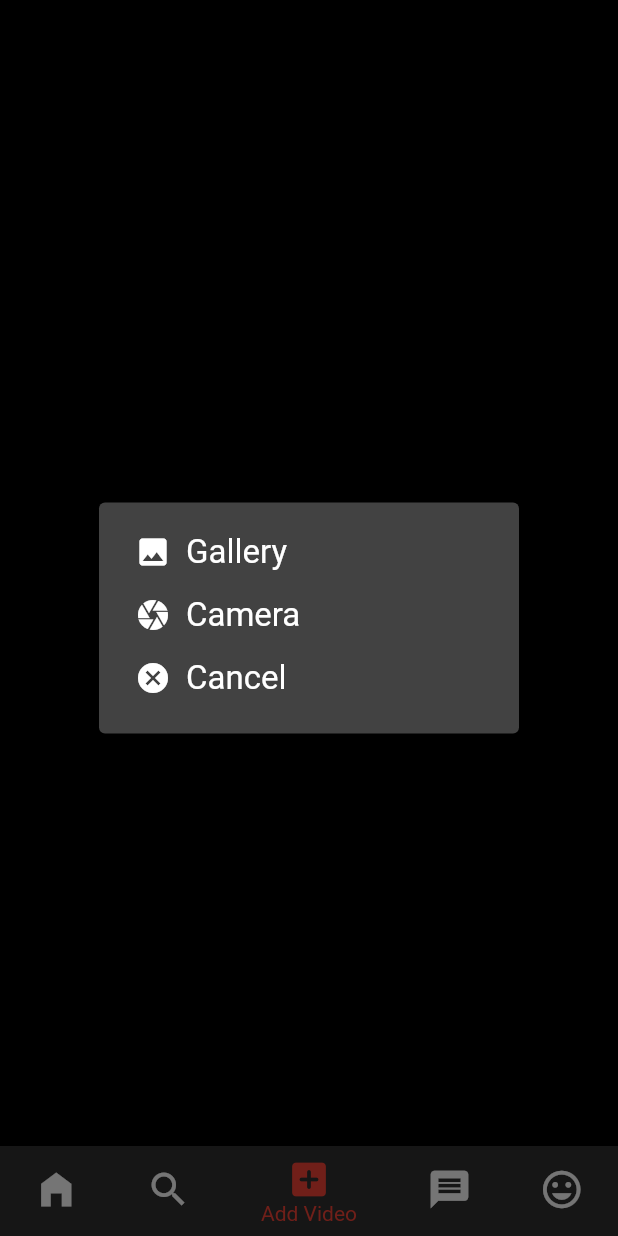
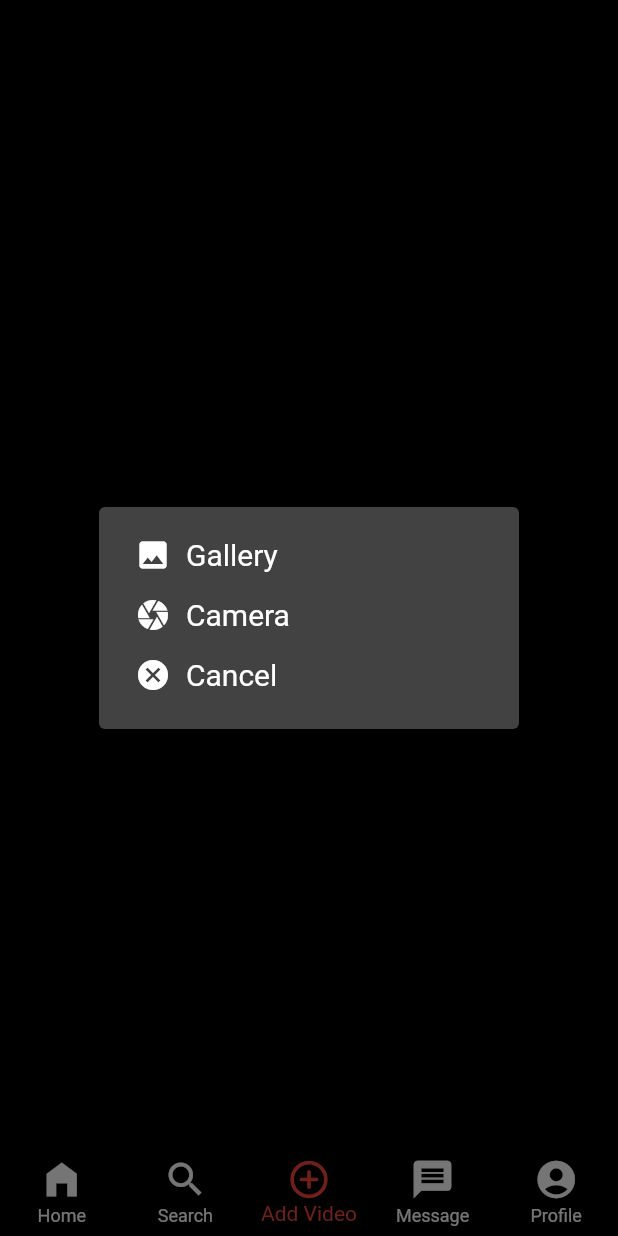
Before and after one commit to AQUIB-ZAMAN/shorts_flutter, a Flutter app: the screen it shows once a user with an empty profile is signed in, item 3 of the bottom bar chosen, after a tap on "Add Video.", on a phone screen of 412 x 824 dp. Run offline on Flutter 3.47's test engine with Material 2 defaults, Android fonts, the phone set to English and light mode, and no system bars; our stand-ins replace cloud_firestore, firebase_auth, firebase_core, firebase_storage, get, image_picker and 2 more; missing offline and left inert: dart:ffi; accounts and stored records are empty.

Commit message:
added feature for the user to select a video and review it before posting

```diff
--- a/lib/views/screens/add_video_screen.dart
+++ b/lib/views/screens/add_video_screen.dart
@@ -34,7 +34,7 @@ class AddVideoScreen extends StatelessWidget {
                     Text(
                       'Gallery',
                       style:
-                          TextStyle(fontSize: 22, fontWeight: FontWeight.w400),
+                          TextStyle(fontSize: 20, fontWeight: FontWeight.w400),
                     ),
                   ],
                 ),
@@ -50,7 +50,7 @@ class AddVideoScreen extends StatelessWidget {
                     Text(
                       'Camera',
                       style:
-                          TextStyle(fontSize: 22, fontWeight: FontWeight.w400),
+                          TextStyle(fontSize: 20, fontWeight: FontWeight.w400),
                     ),
                   ],
                 ),
@@ -66,7 +66,7 @@ class AddVideoScreen extends StatelessWidget {
                     Text(
                       'Cancel',
                       style:
-                          TextStyle(fontSize: 22, fontWeight: FontWeight.w400),
+                          TextStyle(fontSize: 20, fontWeight: FontWeight.w400),
                     ),
                   ],
                 ),
@@ -94,7 +94,7 @@ class AddVideoScreen extends StatelessWidget {
             ),
             decoration: BoxDecoration(
               color: Colors.red,
-              borderRadius: BorderRadius.circular(10),
+              borderRadius: BorderRadius.circular(5),
             ),
           ),
           onTap: () => showDialogOption(context),
--- a/lib/views/screens/home_screen.dart
+++ b/lib/views/screens/home_screen.dart
@@ -23,7 +23,8 @@ class _HomeScreenState extends State<HomeScreen> {
     return Scaffold(
       body: pages[pageIndex],
       bottomNavigationBar: BottomNavigationBar(
-        backgroundColor: backgroundColor,
+        type: BottomNavigationBarType.fixed,
+        backgroundColor: Colors.transparent,
         currentIndex: pageIndex,
         onTap: (index) {
           setState(() {
@@ -50,7 +51,7 @@ class _HomeScreenState extends State<HomeScreen> {
           ),
           BottomNavigationBarItem(
             icon: Icon(
-              Icons.add_box_rounded,
+              Icons.add_circle_outline_rounded,
               size: 30,
             ),
             label: 'Add Video',
@@ -64,7 +65,7 @@ class _HomeScreenState extends State<HomeScreen> {
           ),
           BottomNavigationBarItem(
             icon: Icon(
-              Icons.tag_faces_outlined,
+              Icons.account_circle_rounded,
               size: 30,
             ),
             label: 'Profile',
```
Also changed, not shown: lib/views/screens/confirm_screen.dart (+69 -3 lines), lib/controllers/upload_video_controller.dart (added).
